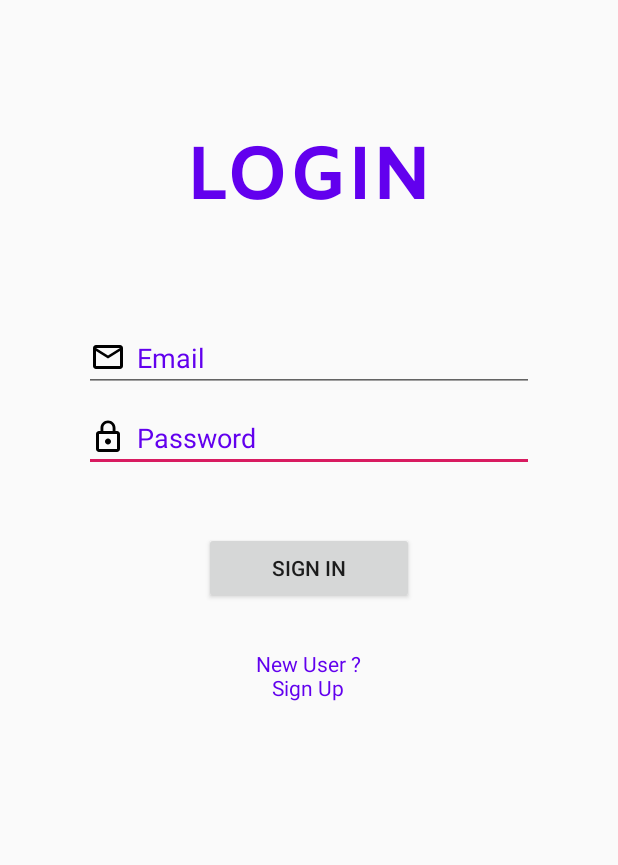
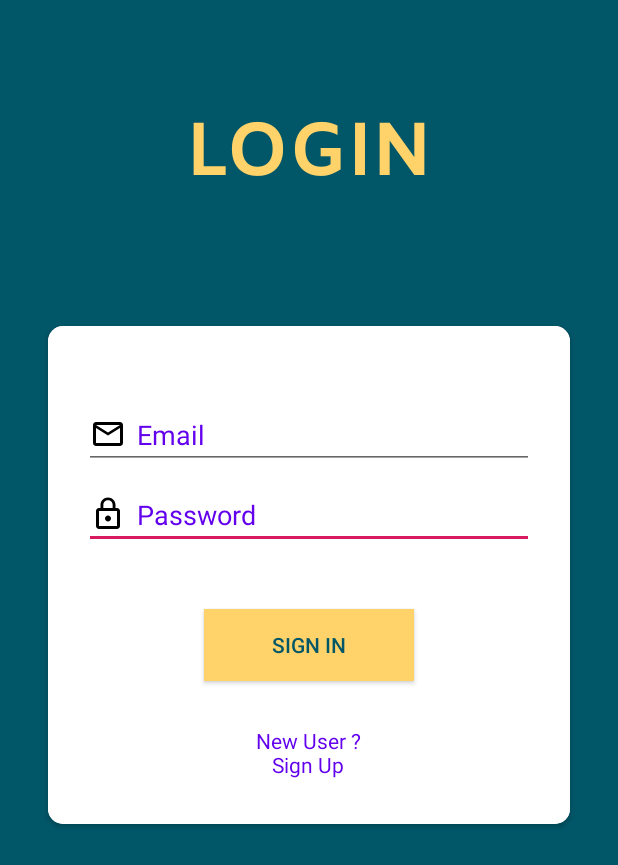
Before and after one commit to blackmamba1997/MovieRecommendation, an Android app: the layout activity_login.xml on its own in the app's theme, with its tools: preview values and no code run, on a phone screen of 412 x 824 dp. Shown: the top 865 px of the screen. Run offline under Robolectric (Android 15) with nearby library versions, the phone set to English and light mode, and no system bars; network calls fail.

Commit message:
added login and registration feature

```diff
--- a/app/src/main/java/com/example/movierecommendation/activity/CategoryActivity.java
+++ b/app/src/main/java/com/example/movierecommendation/activity/CategoryActivity.java
@@ -75,7 +75,7 @@ public class CategoryActivity extends AppCompatActivity {
                 super.onScrollStateChanged(recyclerView, newState);
 
                 if(!recyclerView.canScrollVertically(1) && newState==RecyclerView.SCROLL_STATE_IDLE){
-                    Toast.makeText(CategoryActivity.this,"last",Toast.LENGTH_SHORT).show();
+                    //Toast.makeText(CategoryActivity.this,"last",Toast.LENGTH_SHORT).show();
                     JsonObjectRequest jsonObjectRequest=new JsonObjectRequest(base_url+"&page="+(c++), null, new Response.Listener<JSONObject>() {
                         @Override
                         public void onResponse(JSONObject response) {
--- a/app/src/main/res/layout/activity_login.xml
+++ b/app/src/main/res/layout/activity_login.xml
@@ -5,35 +5,50 @@
     android:id="@+id/container"
     android:layout_width="match_parent"
     android:layout_height="match_parent"
-    android:paddingLeft="@dimen/activity_horizontal_margin"
-    android:paddingTop="@dimen/activity_vertical_margin"
-    android:paddingRight="@dimen/activity_horizontal_margin"
-    android:paddingBottom="@dimen/activity_vertical_margin"
+    android:background="#015668"
     tools:context=".activity.LoginActivity">
 
     <TextView
-        android:textColor="@color/design_default_color_primary"
+        android:id="@+id/logintext"
         android:layout_width="wrap_content"
         android:layout_height="wrap_content"
         android:layout_centerHorizontal="true"
         android:layout_marginTop="70dp"
         android:fontFamily="@font/amiko_bold"
         android:text="LOGIN"
+        android:textColor="#ffd369"
         android:textSize="50sp"
         android:textStyle="bold" />
+
+    <androidx.cardview.widget.CardView
+        android:id="@+id/card_view"
+        app:cardCornerRadius="10dp"
+        android:layout_width="wrap_content"
+        android:layout_height="wrap_content"
+        android:layout_centerHorizontal="true"
+        android:layout_below="@id/logintext"
+        android:layout_marginTop="80dp"
+        android:elevation="5dp">
+
+        <RelativeLayout
+            android:layout_width="wrap_content"
+            android:layout_height="wrap_content"
+            android:layout_centerHorizontal="true"
+            android:background="#ffffff">
 
 
             <Button
                 android:id="@+id/login"
                 android:layout_width="wrap_content"
                 android:layout_height="wrap_content"
+                android:layout_below="@id/password"
+                android:layout_centerHorizontal="true"
+                android:background="#ffd369"
+                android:textColor="#015668"
+                android:layout_marginTop="40dp"
                 android:paddingLeft="45dp"
                 android:paddingRight="45dp"
-        android:layout_centerHorizontal="true"
-        android:layout_below="@id/password"
-        android:layout_marginTop="40dp"
-        android:text="@string/action_sign_in_short"
-         />
+                android:text="@string/action_sign_in_short" />
 
             <TextView
 
@@ -41,41 +56,41 @@
                 android:layout_width="wrap_content"
                 android:layout_height="wrap_content"
                 android:layout_below="@id/login"
+                android:layout_centerHorizontal="true"
+                android:layout_marginTop="30dp"
                 android:text="New User ?\nSign Up"
+                android:paddingBottom="30dp"
                 android:textAlignment="center"
-        android:textColor="@color/design_default_color_primary"
-        android:layout_centerHorizontal="true"
-        android:layout_marginTop="30dp"/>
+                android:textColor="@color/design_default_color_primary" />
 
             <EditText
                 android:id="@+id/password"
                 android:layout_width="300dp"
                 android:layout_height="wrap_content"
+                android:layout_below="@id/username"
+                android:layout_centerHorizontal="true"
                 android:layout_marginStart="24dp"
                 android:layout_marginTop="8dp"
                 android:layout_marginEnd="24dp"
-        android:layout_centerHorizontal="true"
-        android:hint="@string/prompt_password"
-        android:textColorHint="@color/design_default_color_primary"
-        android:inputType="textPassword"
-        android:layout_below="@id/username"
                 android:drawableLeft="@drawable/ic_lock_outline_black_24dp"
                 android:drawablePadding="7dp"
-         />
+                android:hint="@string/prompt_password"
+                android:inputType="textPassword"
+                android:textColorHint="@color/design_default_color_primary" />
 
             <EditText
                 android:id="@+id/username"
                 android:layout_width="300dp"
                 android:layout_height="wrap_content"
+                android:layout_centerHorizontal="true"
                 android:layout_marginStart="24dp"
+                android:layout_marginTop="50dp"
+                android:layout_marginEnd="24dp"
                 android:drawableLeft="@drawable/ic_mail_outline_black_24dp"
                 android:drawablePadding="7dp"
-        android:textColorHint="@color/design_default_color_primary"
-        android:layout_marginTop="200dp"
-        android:layout_marginEnd="24dp"
-        android:layout_centerHorizontal="true"
                 android:hint="@string/prompt_email"
-        android:inputType="textEmailAddress" />
+                android:inputType="textEmailAddress"
+                android:textColorHint="@color/design_default_color_primary" />
 
             <ProgressBar
                 android:id="@+id/loading"
@@ -92,4 +107,7 @@
                 app:layout_constraintStart_toStartOf="@+id/password"
                 app:layout_constraintTop_toTopOf="parent"
                 app:layout_constraintVertical_bias="0.3" />
+
         </RelativeLayout>
+    </androidx.cardview.widget.CardView>
+</RelativeLayout>
--- a/app/src/main/res/values/styles.xml
+++ b/app/src/main/res/values/styles.xml
@@ -1,7 +1,7 @@
 <resources>
 
     <!-- Base application theme. -->
-    <style name="AppTheme" parent="Theme.AppCompat.Light.DarkActionBar">
+    <style name="AppTheme" parent="Theme.AppCompat.Light.NoActionBar">
         <!-- Customize your theme here. -->
         <item name="colorPrimary">@color/colorPrimary</item>
         <item name="colorPrimaryDark">@color/colorPrimaryDark</item>
```
Also changed, not shown: app/src/main/res/layout/activity_register.xml (+46 -26 lines). Lines whose indentation alone changed are shown as unchanged.
